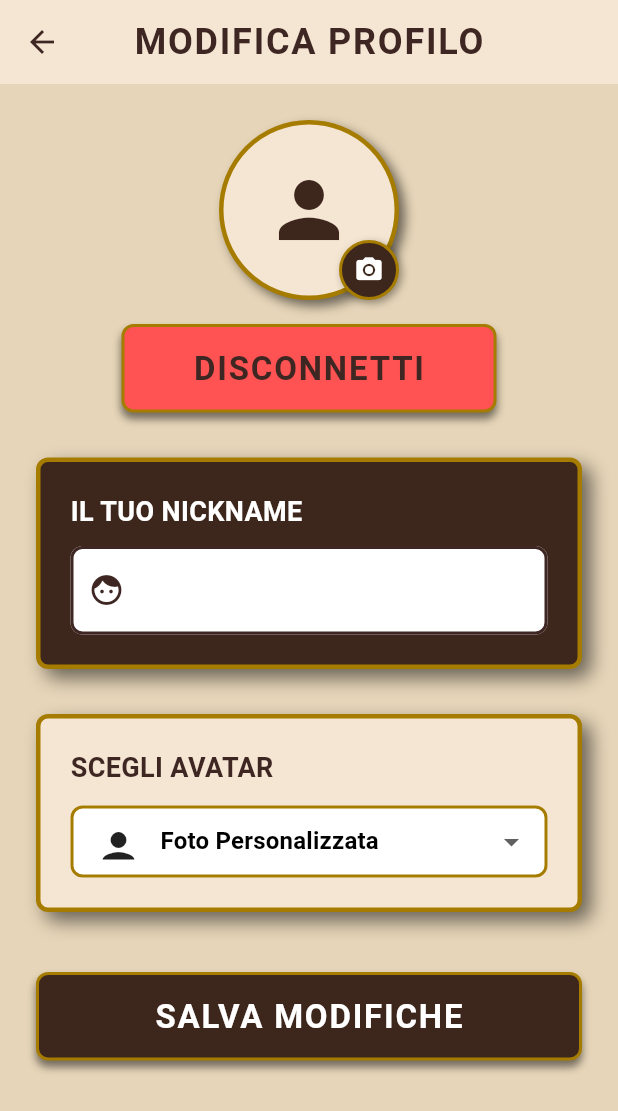
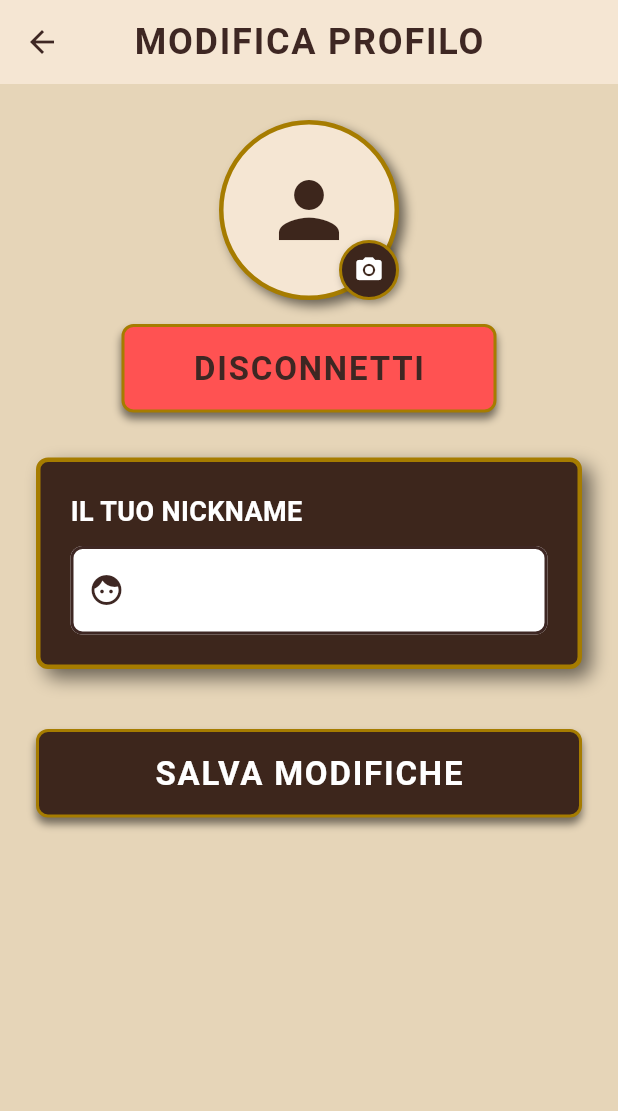
Before and after one commit to Gigiux6/LupusInPocket, a Flutter app: the EditProfileScreen screen opened directly, on a phone screen of 412 x 824 dp. Shown: the top 1111 px of the screen. Run offline on Flutter 3.47's test engine with Material 3 defaults, Android fonts, the phone set to English and light mode, and no system bars; drawn by our look-alikes of cached_network_image; our stand-ins replace audioplayers, cloud_firestore, equatable, firebase_auth, firebase_core, firebase_database and 8 more; missing offline and left inert: mobile_scanner; accounts and stored records are empty; generated files the repository leaves out were written again; network calls fail; Roboto replaces fonts that are missing (Almendra).

Commit message:
Remove preset avatars and use neutral icon as default

```diff
--- a/lib/providers/user_provider.dart
+++ b/lib/providers/user_provider.dart
@@ -303,7 +303,7 @@ class UserProvider with ChangeNotifier {
   }
 
   String _getDefaultAvatar(String name) {
-    return 'https://ui-avatars.com/api/?name=${Uri.encodeComponent(name)}&size=256&background=random';
+    return '';
   }
 
   String t(String key, {Map<String, String>? args}) {
--- a/lib/screens/edit_profile_screen.dart
+++ b/lib/screens/edit_profile_screen.dart
@@ -26,26 +26,7 @@ class _EditProfileScreenState extends State<EditProfileScreen> {
   bool _isLinking = false;
   final ProfileStorageService _profileStorageService = ProfileStorageService();
 
-  // Medieval/Adventurer style avatars
-  final List<String> _avatars = [
-    'https://api.dicebear.com/7.x/adventurer/png?seed=Knight',
-    'https://api.dicebear.com/7.x/adventurer/png?seed=Witch',
-    'https://api.dicebear.com/7.x/adventurer/png?seed=Wolf',
-    'https://api.dicebear.com/7.x/adventurer/png?seed=Mage',
-    'https://api.dicebear.com/7.x/adventurer/png?seed=King',
-    'https://api.dicebear.com/7.x/adventurer/png?seed=Villager',
-    'https://api.dicebear.com/7.x/adventurer/png?seed=Ranger',
-    'https://api.dicebear.com/7.x/adventurer/png?seed=Blacksmith',
-    'https://api.dicebear.com/7.x/adventurer/png?seed=Healer',
-  ];
 
-  String _getAvatarName(String url) {
-    final index = _avatars.indexOf(url);
-    if (index != -1) {
-      return 'Avatar ${index + 1}';
-    }
-    return 'Avatar';
-  }
 
   @override
   void initState() {
@@ -343,7 +324,7 @@ class _EditProfileScreenState extends State<EditProfileScreen> {
         final name = (existingName != null && existingName.isNotEmpty && existingName != 'Giocatore')
             ? existingName
             : (user.user!.displayName ?? 'Giocatore');
-        final photo = user.user!.photoURL ?? 'https://api.dicebear.com/7.x/adventurer/png?seed=Knight';
+        final photo = user.user!.photoURL ?? '';
         await prefs.setString('user_name', name);
         await prefs.setString('user_avatar', photo);
         userProvider.resetInitializationFlag();
@@ -641,7 +622,7 @@ class _EditProfileScreenState extends State<EditProfileScreen> {
         final name = (existingName != null && existingName.isNotEmpty && existingName != 'Giocatore')
             ? existingName
             : (user.user!.displayName ?? 'Giocatore');
-        final photo = user.user!.photoURL ?? 'https://api.dicebear.com/7.x/adventurer/png?seed=Knight';
+        final photo = user.user!.photoURL ?? '';
         await prefs.setString('user_name', name);
         await prefs.setString('user_avatar', photo);
         userProvider.resetInitializationFlag();
@@ -987,77 +968,7 @@ class _EditProfileScreenState extends State<EditProfileScreen> {
                 ],
               ),
             ),
-            const SizedBox(height: 30),
-            _buildMedievalCard(
-              color: surface,
-              child: Column(
-                crossAxisAlignment: CrossAxisAlignment.stretch,
-                children: [
-                  Text(userProvider.t('choose_avatar'), style: const TextStyle(fontWeight: FontWeight.bold, fontSize: 18, color: AppTheme.dayText)),
-                  const SizedBox(height: 12),
-                  DropdownButtonFormField<String>(
-                    value: _selectedAvatar,
-                    decoration: InputDecoration(
-                      filled: true,
-                      fillColor: Colors.white,
-                      contentPadding: const EdgeInsets.symmetric(horizontal: 12, vertical: 8),
-                      enabledBorder: OutlineInputBorder(
-                        borderRadius: BorderRadius.circular(8),
-                        borderSide: const BorderSide(color: AppTheme.goldBorder, width: 2),
-                      ),
-                      focusedBorder: OutlineInputBorder(
-                        borderRadius: BorderRadius.circular(8),
-                        borderSide: const BorderSide(color: AppTheme.goldBorder, width: 2),
-                      ),
-                    ),
-                    dropdownColor: Colors.white,
-                    onChanged: (String? newValue) {
-                      if (newValue != null) {
-                        setState(() {
-                          _selectedAvatar = newValue;
-                        });
-                      }
-                    },
-                    items: () {
-                      final itemsList = List<String>.from(_avatars);
-                      if (_selectedAvatar != null && !itemsList.contains(_selectedAvatar)) {
-                        itemsList.insert(0, _selectedAvatar!);
-                      }
-                      return itemsList.map<DropdownMenuItem<String>>((String avatar) {
-                        final isCustom = !_avatars.contains(avatar);
-                        return DropdownMenuItem<String>(
-                          value: avatar,
-                          child: Row(
-                            children: [
-                              ClipRRect(
-                                borderRadius: BorderRadius.circular(4),
-                                child: CachedNetworkImage(
-                                  imageUrl: avatar,
-                                  width: 32,
-                                  height: 32,
-                                  fit: BoxFit.cover,
-                                  placeholder: (context, url) => const SizedBox(
-                                    width: 32,
-                                    height: 32,
-                                    child: CircularProgressIndicator(strokeWidth: 2),
-                                  ),
-                                  errorWidget: (context, url, error) => const Icon(Icons.person, size: 32),
-                                ),
-                              ),
-                              const SizedBox(width: 12),
-                              Text(
-                                isCustom ? "Foto Personalizzata" : _getAvatarName(avatar),
-                                style: const TextStyle(fontWeight: FontWeight.bold, color: Colors.black),
-                              ),
-                            ],
-                          ),
-                        );
-                      }).toList();
-                    }(),
-                  ),
-                ],
-              ),
-            ),
+
             const SizedBox(height: 40),
             CustomButton(
               text: userProvider.t('save_changes'),
--- a/lib/screens/game_screen.dart
+++ b/lib/screens/game_screen.dart
@@ -673,8 +673,10 @@ class _GameScreenState extends State<GameScreen> {
                   ),
                   child: Column(
                     children: [
-                      if (p.avatarUrl != null)
-                        CircleAvatar(backgroundImage: NetworkImage(p.avatarUrl!), radius: 20),
+                      if (p.avatarUrl != null && p.avatarUrl!.isNotEmpty)
+                        CircleAvatar(backgroundImage: NetworkImage(p.avatarUrl!), radius: 20)
+                      else
+                        const CircleAvatar(child: Icon(Icons.person, size: 20), radius: 20),
                       const SizedBox(height: 4),
                       p.role == PlayerRole.jolly && isGameOver
                         ? ShaderMask(
--- a/lib/screens/home_screen.dart
+++ b/lib/screens/home_screen.dart
@@ -178,7 +178,9 @@ class _HomeScreenState extends State<HomeScreen> {
                       ),
                       child: ClipRRect(
                         borderRadius: BorderRadius.circular(50),
-                        child: Image.network(user.avatarUrl),
+                        child: user.avatarUrl.isNotEmpty
+                            ? Image.network(user.avatarUrl, fit: BoxFit.cover, errorBuilder: (c, e, s) => const Icon(Icons.person, size: 60))
+                            : const Icon(Icons.person, size: 60),
                       ),
                     ),
                   ),
--- a/lib/screens/lobby_screen.dart
+++ b/lib/screens/lobby_screen.dart
@@ -180,8 +180,8 @@ class _LobbyScreenState extends State<LobbyScreen> {
                     color: Colors.white,
                     child: ListTile(
                       leading: CircleAvatar(
-                        backgroundImage: player.avatarUrl != null ? NetworkImage(player.avatarUrl!) : null,
-                        child: player.avatarUrl == null ? const Icon(Icons.person) : null,
+                        backgroundImage: (player.avatarUrl != null && player.avatarUrl!.isNotEmpty) ? NetworkImage(player.avatarUrl!) : null,
+                        child: (player.avatarUrl == null || player.avatarUrl!.isEmpty) ? const Icon(Icons.person) : null,
                       ),
                       title: Text(player.name, style: const TextStyle(fontWeight: FontWeight.bold, color: Colors.black)),
                       trailing: player.id == room.hostId ? const Icon(Icons.star, color: Colors.amber) : null,
--- a/lib/screens/settings_screen.dart
+++ b/lib/screens/settings_screen.dart
@@ -52,8 +52,8 @@ class _SettingsScreenState extends State<SettingsScreen> {
                     children: [
                       CircleAvatar(
                         radius: 30,
-                        backgroundImage: user?.avatarUrl != null ? NetworkImage(user!.avatarUrl) : null,
-                        child: user?.avatarUrl == null ? const Icon(Icons.person) : null,
+                        backgroundImage: (user?.avatarUrl != null && user!.avatarUrl.isNotEmpty) ? NetworkImage(user.avatarUrl) : null,
+                        child: (user?.avatarUrl == null || user!.avatarUrl.isEmpty) ? const Icon(Icons.person) : null,
                       ),
                       const SizedBox(width: 16),
                       Expanded(
```
Also changed, not shown: pubspec.lock, 2 other files.
